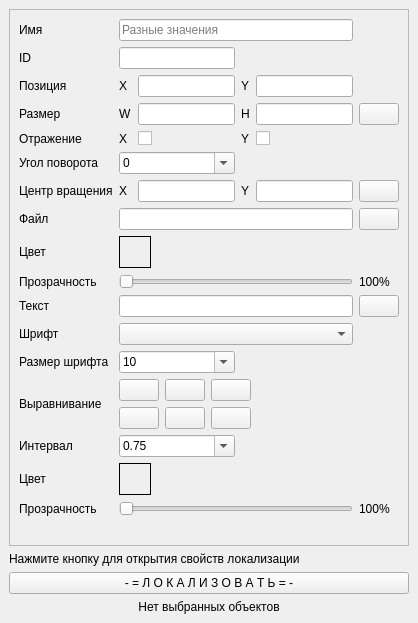
This is ui/property_window.ui in ermachkov/GUI-Creator as Qt 5 draws it before an edit. The edited form follows.
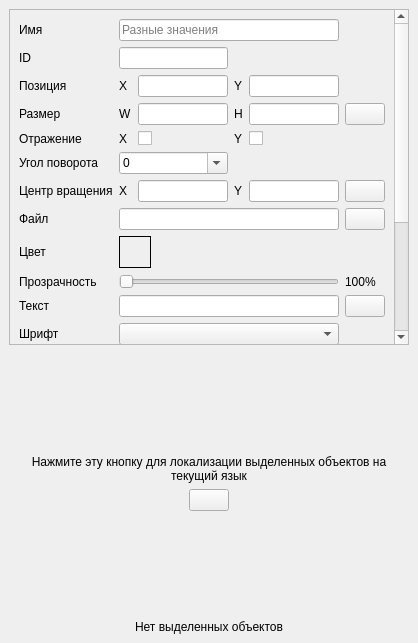
This is the edited form. Icons and pictures are not drawn.

Patch:
```diff
--- a/ui/property_window.ui
+++ b/ui/property_window.ui
@@ -7,13 +7,13 @@
     <x>0</x>
     <y>0</y>
     <width>418</width>
-    <height>623</height>
+    <height>643</height>
    </rect>
   </property>
   <property name="minimumSize">
    <size>
-    <width>300</width>
-    <height>300</height>
+    <width>394</width>
+    <height>344</height>
    </size>
   </property>
   <property name="windowTitle">
@@ -31,8 +31,8 @@
         <rect>
          <x>0</x>
          <y>0</y>
-         <width>381</width>
-         <height>535</height>
+         <width>383</width>
+         <height>620</height>
         </rect>
        </property>
        <layout class="QVBoxLayout" name="mScrollAreaWidgetLayout">
@@ -67,6 +67,12 @@
           </item>
           <item row="10" column="5">
            <widget class="QPushButton" name="mTextEditPushButton">
+            <property name="sizePolicy">
+             <sizepolicy hsizetype="Fixed" vsizetype="Fixed">
+              <horstretch>0</horstretch>
+              <verstretch>0</verstretch>
+             </sizepolicy>
+            </property>
             <property name="icon">
              <iconset resource="../res/resources.qrc">
               <normaloff>:/images/edit.png</normaloff>:/images/edit.png</iconset>
@@ -661,6 +667,12 @@
           </item>
           <item row="3" column="5">
            <widget class="QPushButton" name="mResetSizePushButton">
+            <property name="sizePolicy">
+             <sizepolicy hsizetype="Fixed" vsizetype="Fixed">
+              <horstretch>0</horstretch>
+              <verstretch>0</verstretch>
+             </sizepolicy>
+            </property>
             <property name="icon">
              <iconset resource="../res/resources.qrc">
               <normaloff>:/images/reset_property.png</normaloff>:/images/reset_property.png</iconset>
@@ -675,6 +687,12 @@
           </item>
           <item row="6" column="5">
            <widget class="QPushButton" name="mResetRotationCenterPushButton">
+            <property name="sizePolicy">
+             <sizepolicy hsizetype="Fixed" vsizetype="Fixed">
+              <horstretch>0</horstretch>
+              <verstretch>0</verstretch>
+             </sizepolicy>
+            </property>
             <property name="icon">
              <iconset resource="../res/resources.qrc">
               <normaloff>:/images/reset_property.png</normaloff>:/images/reset_property.png</iconset>
@@ -689,6 +707,12 @@
           </item>
           <item row="7" column="5">
            <widget class="QPushButton" name="mSpriteFileNameBrowsePushButton">
+            <property name="sizePolicy">
+             <sizepolicy hsizetype="Fixed" vsizetype="Fixed">
+              <horstretch>0</horstretch>
+              <verstretch>0</verstretch>
+             </sizepolicy>
+            </property>
             <property name="icon">
              <iconset resource="../res/resources.qrc">
               <normaloff>:/images/browse.png</normaloff>:/images/browse.png</iconset>
@@ -728,23 +752,104 @@
      </widget>
     </item>
     <item>
-     <widget class="QLabel" name="mLocalizationLabel">
-      <property name="text">
-       <string>Нажмите кнопку для открытия свойств локализации</string>
-      </property>
+     <widget class="QWidget" name="mLocalizationWidget" native="true">
+      <layout class="QVBoxLayout" name="mLocalizationWidgetLayout">
+       <item>
+        <spacer name="mLocalizationTopSpacer">
+         <property name="orientation">
+          <enum>Qt::Vertical</enum>
+         </property>
+         <property name="sizeHint" stdset="0">
+          <size>
+           <width>20</width>
+           <height>40</height>
+          </size>
+         </property>
+        </spacer>
+       </item>
+       <item>
+        <widget class="QLabel" name="mLocalizationLabel">
+         <property name="text">
+          <string>Нажмите эту кнопку для локализации выделенных объектов на текущий язык</string>
+         </property>
+         <property name="alignment">
+          <set>Qt::AlignCenter</set>
+         </property>
+         <property name="wordWrap">
+          <bool>true</bool>
+         </property>
+        </widget>
+       </item>
+       <item>
+        <layout class="QGridLayout" name="mLocalizationButtonLayout">
+         <item row="0" column="1">
+          <widget class="QPushButton" name="mLocalizationPushButton">
+           <property name="sizePolicy">
+            <sizepolicy hsizetype="Fixed" vsizetype="Fixed">
+             <horstretch>0</horstretch>
+             <verstretch>0</verstretch>
+            </sizepolicy>
+           </property>
+           <property name="icon">
+            <iconset resource="../res/resources.qrc">
+             <normaloff>:/images/localization.png</normaloff>:/images/localization.png</iconset>
+           </property>
+           <property name="iconSize">
+            <size>
+             <width>128</width>
+             <height>128</height>
+            </size>
+           </property>
+          </widget>
+         </item>
+         <item row="0" column="0">
+          <spacer name="mLocalizationButtonLeftSpacer">
+           <property name="orientation">
+            <enum>Qt::Horizontal</enum>
+           </property>
+           <property name="sizeHint" stdset="0">
+            <size>
+             <width>40</width>
+             <height>20</height>
+            </size>
+           </property>
+          </spacer>
+         </item>
+         <item row="0" column="2">
+          <spacer name="mLocalizationButtonRightSpacer">
+           <property name="orientation">
+            <enum>Qt::Horizontal</enum>
+           </property>
+           <property name="sizeHint" stdset="0">
+            <size>
+             <width>40</width>
+             <height>20</height>
+            </size>
+           </property>
+          </spacer>
+         </item>
+        </layout>
+       </item>
+       <item>
+        <spacer name="mLocalizationBottomSpacer">
+         <property name="orientation">
+          <enum>Qt::Vertical</enum>
+         </property>
+         <property name="sizeHint" stdset="0">
+          <size>
+           <width>20</width>
+           <height>40</height>
+          </size>
+         </property>
+        </spacer>
+       </item>
+      </layout>
      </widget>
     </item>
     <item>
-     <widget class="QPushButton" name="mLocalizationPushButton">
+     <widget class="QLabel" name="mNoSelectedObjectsLabel">
       <property name="text">
-       <string>- = Л О К А Л И З О В А Т Ь = -</string>
-      </property>
-     </widget>
-    </item>
-    <item>
-     <widget class="QLabel" name="mNoSelectionObjectsLabel">
-      <property name="text">
-       <string>Нет выбранных объектов</string>
+       <string>Нет выделенных объектов</string>
       </property>
       <property name="alignment">
        <set>Qt::AlignCenter</set>
```
